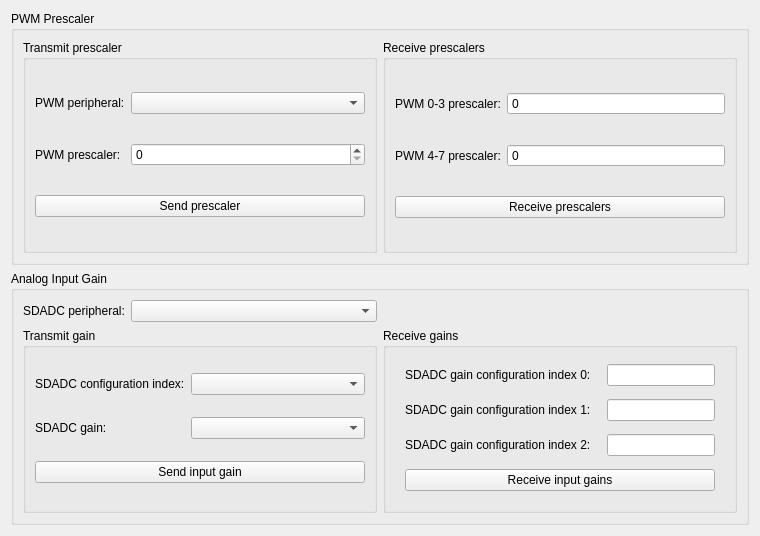
Qt form code/main/edit/stm32/stm32window.ui (DanielMartensson/OpenSourceLogger-Qt) before a commit.
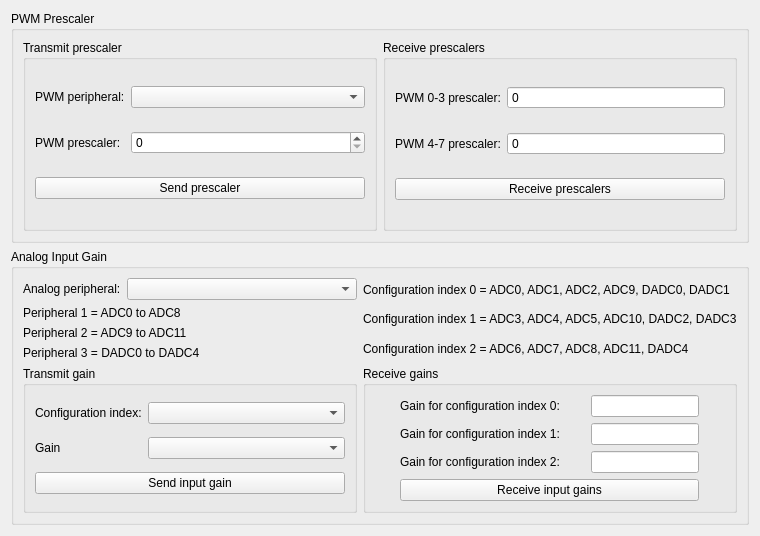
The same form after that commit. Icons and pictures are not drawn.

```diff
--- a/code/main/edit/stm32/stm32window.ui
+++ b/code/main/edit/stm32/stm32window.ui
@@ -24,34 +24,132 @@
       <string>Analog Input Gain</string>
      </property>
      <layout class="QGridLayout" name="gridLayout_4">
-      <item row="0" column="1">
-       <layout class="QHBoxLayout" name="horizontalLayout_2">
-        <item>
-         <widget class="QLabel" name="label_9">
+      <item row="2" column="2">
+       <widget class="QGroupBox" name="groupBox_4">
           <property name="sizePolicy">
+         <sizepolicy hsizetype="Preferred" vsizetype="Preferred">
+          <horstretch>0</horstretch>
+          <verstretch>0</verstretch>
+         </sizepolicy>
+        </property>
+        <property name="title">
+         <string>Receive gains</string>
+        </property>
+        <layout class="QGridLayout" name="gridLayout_5">
+         <item row="3" column="1">
+          <widget class="QLineEdit" name="sdadcGainConfigurationIndex1LineEdit">
+           <property name="sizePolicy">
+            <sizepolicy hsizetype="Fixed" vsizetype="Fixed">
+             <horstretch>0</horstretch>
+             <verstretch>0</verstretch>
+            </sizepolicy>
+           </property>
+           <property name="readOnly">
+            <bool>true</bool>
+           </property>
+          </widget>
+         </item>
+         <item row="2" column="0">
+          <widget class="QLabel" name="label_12">
+           <property name="sizePolicy">
            <sizepolicy hsizetype="Fixed" vsizetype="Preferred">
             <horstretch>0</horstretch>
             <verstretch>0</verstretch>
            </sizepolicy>
           </property>
           <property name="text">
-           <string>SDADC peripheral:</string>
+            <string>Gain for configuration index 0:</string>
           </property>
          </widget>
         </item>
-        <item>
-         <widget class="QComboBox" name="sdadcPeripheralComboBox">
+         <item row="5" column="0" colspan="2">
+          <widget class="QPushButton" name="receiveInputGainsPushButton">
+           <property name="text">
+            <string>Receive input gains</string>
+           </property>
+          </widget>
+         </item>
+         <item row="4" column="0">
+          <widget class="QLabel" name="label_19">
           <property name="sizePolicy">
-           <sizepolicy hsizetype="Preferred" vsizetype="Fixed">
+            <sizepolicy hsizetype="Fixed" vsizetype="Preferred">
             <horstretch>0</horstretch>
             <verstretch>0</verstretch>
            </sizepolicy>
           </property>
-         </widget>
-        </item>
-       </layout>
+           <property name="text">
+            <string>Gain for configuration index 2:</string>
+           </property>
+          </widget>
+         </item>
+         <item row="3" column="0">
+          <widget class="QLabel" name="label_13">
+           <property name="sizePolicy">
+            <sizepolicy hsizetype="Fixed" vsizetype="Preferred">
+             <horstretch>0</horstretch>
+             <verstretch>0</verstretch>
+            </sizepolicy>
+           </property>
+           <property name="text">
+            <string>Gain for configuration index 1:</string>
+           </property>
+          </widget>
+         </item>
+         <item row="2" column="1">
+          <widget class="QLineEdit" name="sdadcGainConfigurationIndex0LineEdit">
+           <property name="sizePolicy">
+            <sizepolicy hsizetype="Fixed" vsizetype="Fixed">
+             <horstretch>0</horstretch>
+             <verstretch>0</verstretch>
+            </sizepolicy>
+           </property>
+           <property name="readOnly">
+            <bool>true</bool>
+           </property>
+          </widget>
+         </item>
+         <item row="4" column="1">
+          <widget class="QLineEdit" name="sdadcGainConfigurationIndex2LineEdit">
+           <property name="sizePolicy">
+            <sizepolicy hsizetype="Fixed" vsizetype="Fixed">
+             <horstretch>0</horstretch>
+             <verstretch>0</verstretch>
+            </sizepolicy>
+           </property>
+           <property name="readOnly">
+            <bool>true</bool>
+           </property>
+          </widget>
+         </item>
+        </layout>
+       </widget>
       </item>
-      <item row="1" column="1">
+      <item row="0" column="2">
+       <layout class="QVBoxLayout" name="verticalLayout">
+        <item>
+         <widget class="QLabel" name="label_7">
+          <property name="text">
+           <string>Configuration index 0 = ADC0, ADC1, ADC2, ADC9, DADC0, DADC1</string>
+          </property>
+         </widget>
+        </item>
+        <item>
+         <widget class="QLabel" name="label_8">
+          <property name="text">
+           <string>Configuration index 1 = ADC3, ADC4, ADC5, ADC10, DADC2, DADC3</string>
+          </property>
+         </widget>
+        </item>
+        <item>
+         <widget class="QLabel" name="label_14">
+          <property name="text">
+           <string>Configuration index 2 = ADC6, ADC7, ADC8, ADC11, DADC4</string>
+          </property>
+         </widget>
+        </item>
+       </layout>
+      </item>
+      <item row="2" column="1">
        <widget class="QGroupBox" name="groupBox_3">
         <property name="title">
          <string>Transmit gain</string>
@@ -66,7 +164,7 @@
          <item row="2" column="0">
           <widget class="QLabel" name="label_11">
            <property name="text">
-            <string>SDADC gain:</string>
+            <string>Gain</string>
            </property>
           </widget>
          </item>
@@ -79,7 +177,7 @@
             </sizepolicy>
            </property>
            <property name="text">
-            <string>SDADC configuration index:</string>
+            <string>Configuration index:</string>
            </property>
           </widget>
          </item>
@@ -93,105 +191,57 @@
         </layout>
        </widget>
       </item>
-      <item row="1" column="2">
-       <widget class="QGroupBox" name="groupBox_4">
-        <property name="sizePolicy">
-         <sizepolicy hsizetype="Preferred" vsizetype="Preferred">
-          <horstretch>0</horstretch>
-          <verstretch>0</verstretch>
-         </sizepolicy>
-        </property>
-        <property name="title">
-         <string>Receive gains</string>
-        </property>
-        <layout class="QGridLayout" name="gridLayout_5">
          <item row="0" column="1">
-          <widget class="QLineEdit" name="sdadcGainConfigurationIndex0LineEdit">
+       <layout class="QVBoxLayout" name="verticalLayout_3">
+        <item>
+         <layout class="QHBoxLayout" name="horizontalLayout_2">
+          <item>
+           <widget class="QLabel" name="label_9">
            <property name="sizePolicy">
-            <sizepolicy hsizetype="Fixed" vsizetype="Fixed">
-             <horstretch>0</horstretch>
-             <verstretch>0</verstretch>
-            </sizepolicy>
-           </property>
-           <property name="readOnly">
-            <bool>true</bool>
-           </property>
-          </widget>
-         </item>
-         <item row="2" column="0">
-          <widget class="QLabel" name="label_19">
-           <property name="sizePolicy">
             <sizepolicy hsizetype="Fixed" vsizetype="Preferred">
              <horstretch>0</horstretch>
              <verstretch>0</verstretch>
             </sizepolicy>
            </property>
            <property name="text">
-            <string>SDADC gain configuration index 2:</string>
+             <string>Analog peripheral:</string>
            </property>
           </widget>
          </item>
-         <item row="0" column="0">
-          <widget class="QLabel" name="label_12">
+          <item>
+           <widget class="QComboBox" name="sdadcPeripheralComboBox">
            <property name="sizePolicy">
-            <sizepolicy hsizetype="Fixed" vsizetype="Preferred">
+             <sizepolicy hsizetype="Preferred" vsizetype="Fixed">
              <horstretch>0</horstretch>
              <verstretch>0</verstretch>
             </sizepolicy>
            </property>
-           <property name="text">
-            <string>SDADC gain configuration index 0:</string>
-           </property>
-          </widget>
-         </item>
-         <item row="1" column="1">
-          <widget class="QLineEdit" name="sdadcGainConfigurationIndex1LineEdit">
-           <property name="sizePolicy">
-            <sizepolicy hsizetype="Fixed" vsizetype="Fixed">
-             <horstretch>0</horstretch>
-             <verstretch>0</verstretch>
-            </sizepolicy>
-           </property>
-           <property name="readOnly">
-            <bool>true</bool>
-           </property>
-          </widget>
-         </item>
-         <item row="1" column="0">
-          <widget class="QLabel" name="label_13">
-           <property name="sizePolicy">
-            <sizepolicy hsizetype="Fixed" vsizetype="Preferred">
-             <horstretch>0</horstretch>
-             <verstretch>0</verstretch>
-            </sizepolicy>
-           </property>
+           </widget>
+          </item>
+         </layout>
+        </item>
+        <item>
+         <widget class="QLabel" name="label_4">
            <property name="text">
-            <string>SDADC gain configuration index 1:</string>
+           <string>Peripheral 1 = ADC0 to ADC8</string>
            </property>
           </widget>
          </item>
-         <item row="2" column="1">
-          <widget class="QLineEdit" name="sdadcGainConfigurationIndex2LineEdit">
-           <property name="sizePolicy">
-            <sizepolicy hsizetype="Fixed" vsizetype="Fixed">
-             <horstretch>0</horstretch>
-             <verstretch>0</verstretch>
-            </sizepolicy>
-           </property>
-           <property name="readOnly">
-            <bool>true</bool>
-           </property>
-          </widget>
-         </item>
-         <item row="3" column="0" colspan="2">
-          <widget class="QPushButton" name="receiveInputGainsPushButton">
+        <item>
+         <widget class="QLabel" name="label_5">
+          <property name="text">
+           <string>Peripheral 2 = ADC9 to ADC11</string>
+          </property>
+         </widget>
+        </item>
+        <item>
+         <widget class="QLabel" name="label_6">
            <property name="text">
-            <string>Receive input gains</string>
+           <string>Peripheral 3 = DADC0 to DADC4</string>
            </property>
           </widget>
          </item>
         </layout>
-       </widget>
       </item>
      </layout>
     </widget>
```
Lines whose indentation alone changed are shown as unchanged.
